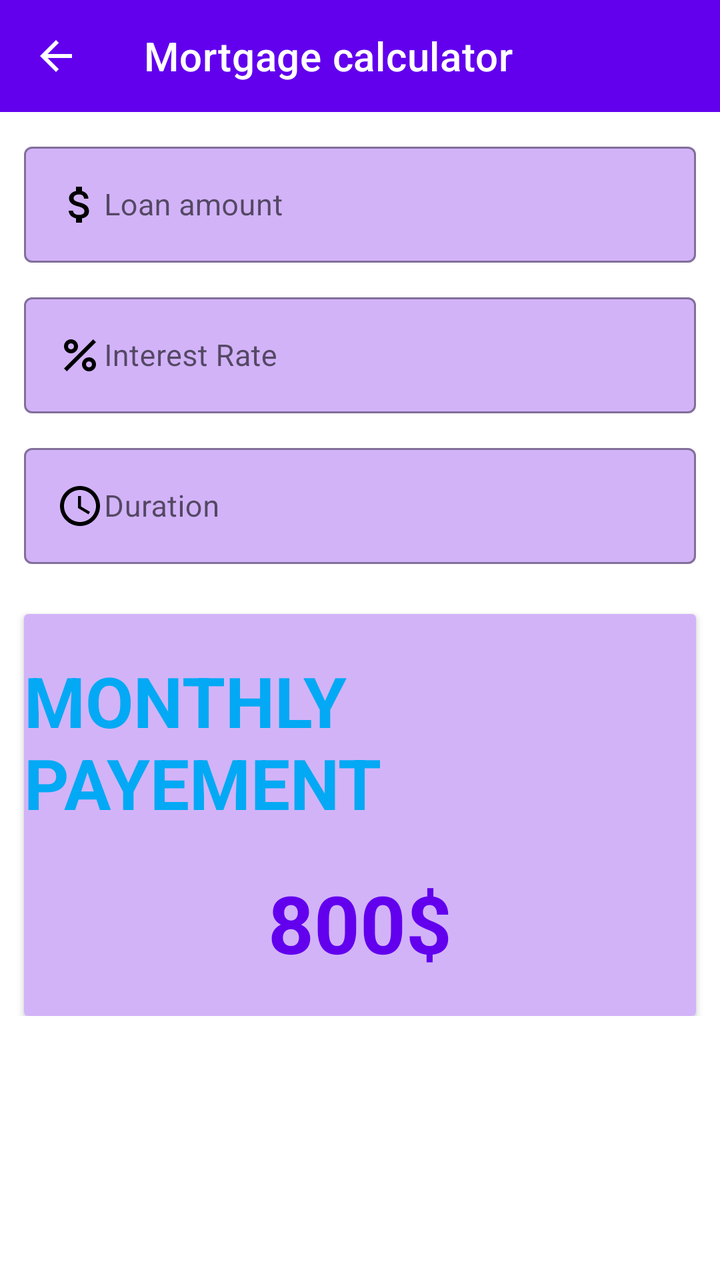
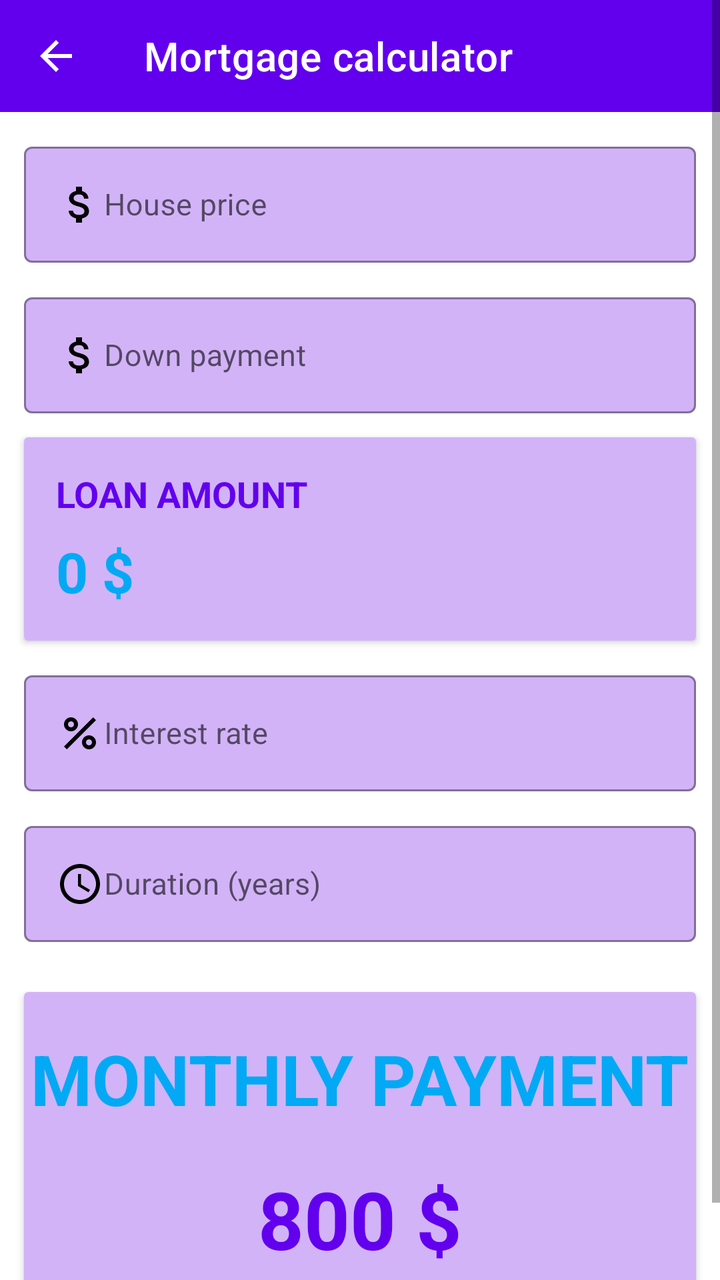

Before-and-after screenshots of an Android layout around one commit, followed by the original layout XML and the change that was made.
<!-- AndroidManifest.xml: application theme Theme.RealEstateManager -->
<!-- res/layout/activity_mortgage_calculator.xml -->
<?xml version="1.0" encoding="utf-8"?>
<ScrollView
    xmlns:android="http://schemas.android.com/apk/res/android"
    xmlns:app="http://schemas.android.com/apk/res-auto"
    xmlns:tools="http://schemas.android.com/tools"
    android:layout_width="match_parent"
    android:layout_height="match_parent"
    tools:context=".ui.mortgagecalcultator.MortgageCalculatorActivity">

    <androidx.constraintlayout.widget.ConstraintLayout
        android:layout_width="match_parent"
        android:layout_height="match_parent">




        <LinearLayout
            android:layout_width="match_parent"
            android:layout_height="match_parent"
            android:orientation="vertical">

            <androidx.appcompat.widget.Toolbar
                android:id="@+id/toolbar"
                android:layout_width="match_parent"
                android:layout_height="?attr/actionBarSize"
                android:background="?attr/colorPrimary"
                android:clickable="true"
                android:focusable="true"
                app:layout_constraintEnd_toEndOf="parent"
                app:layout_constraintStart_toStartOf="parent"
                app:layout_constraintTop_toTopOf="parent"
                app:navigationIcon="@drawable/back_arrow"
                app:title="Mortgage calculator"
                app:titleTextColor="@color/white" />


            <com.google.android.material.textfield.TextInputLayout
                android:id="@+id/loan_amount"
                style="@style/Widget.MaterialComponents.TextInputLayout.OutlinedBox"
                android:layout_width="match_parent"
                android:layout_height="wrap_content"
                android:layout_marginHorizontal="12dp"
                android:layout_marginTop="12dp"
                app:boxBackgroundColor="#D2B3F8"
                app:endIconMode="clear_text"
                app:endIconTint="#673AB7">

                <com.google.android.material.textfield.TextInputEditText
                    android:id="@+id/total_amount"
                    android:layout_width="match_parent"
                    android:layout_height="wrap_content"
                    android:layout_gravity="center"
                    android:drawableStart="@drawable/ic_baseline_attach_money_24"
                    android:hint="Loan amount"
                    android:inputType="number"
                    android:textSize="15sp" />

            </com.google.android.material.textfield.TextInputLayout>


            <com.google.android.material.textfield.TextInputLayout
                android:id="@+id/n_rate"
                style="@style/Widget.MaterialComponents.TextInputLayout.OutlinedBox"
                android:layout_width="match_parent"
                android:layout_height="wrap_content"
                android:layout_marginHorizontal="12dp"
                android:layout_marginTop="12dp"
                app:boxBackgroundColor="#D2B3F8"
                app:endIconMode="clear_text"
                app:endIconTint="#673AB7">

                <com.google.android.material.textfield.TextInputEditText
                    android:id="@+id/rate"
                    android:layout_width="match_parent"
                    android:layout_height="wrap_content"
                    android:layout_gravity="center"
                    android:drawableStart="@drawable/baseline_percent_24"
                    android:hint="Interest Rate"
                    android:inputType="numberDecimal"
                    android:textSize="15sp" />

            </com.google.android.material.textfield.TextInputLayout>

            <com.google.android.material.textfield.TextInputLayout
                android:id="@+id/n_duration"
                style="@style/Widget.MaterialComponents.TextInputLayout.OutlinedBox"
                android:layout_width="match_parent"
                android:layout_height="wrap_content"
                android:layout_marginHorizontal="12dp"
                android:layout_marginTop="12dp"
                app:boxBackgroundColor="#D2B3F8"
                app:endIconMode="clear_text"
                app:endIconTint="#673AB7">

                <com.google.android.material.textfield.TextInputEditText
                    android:id="@+id/duration"
                    android:layout_width="match_parent"
                    android:layout_height="wrap_content"
                    android:layout_gravity="center"
                    android:drawableStart="@drawable/baseline_access_time_24"
                    android:hint="Duration"
                    android:inputType="number"
                    android:textSize="15sp" />

            </com.google.android.material.textfield.TextInputLayout>



























































































































































            
            
            
            
            
            
            
            
            
            
            
            
            
            
            
            
            
            


            <androidx.cardview.widget.CardView
                android:layout_width="match_parent"
                android:layout_height="wrap_content"
                android:layout_marginHorizontal="12dp"
                android:layout_marginTop="25dp"
                android:backgroundTint="#D2B3F8"
                android:elevation="10dp">

                <LinearLayout
                    android:layout_width="match_parent"
                    android:layout_height="match_parent"
                    android:orientation="vertical">

                    <TextView
                        android:layout_width="wrap_content"
                        android:layout_height="wrap_content"
                        android:layout_gravity="center"
                        android:layout_marginTop="20dp"
                        android:text="MONTHLY PAYEMENT"
                        android:textColor="#03A9F4"
                        android:textSize="35sp"
                        android:textStyle="bold" />

                    <TextView
                        android:id="@+id/mensualité_payement"
                        android:layout_width="wrap_content"
                        android:layout_height="wrap_content"
                        android:layout_gravity="center"
                        android:layout_marginTop="20dp"
                        android:layout_marginBottom="20dp"
                        android:gravity="center"
                        android:text="800$"
                        android:textColor="@color/purple_500"
                        android:textSize="40sp"
                        android:textStyle="bold"
                        app:layout_constraintEnd_toEndOf="parent"
                        app:layout_constraintStart_toStartOf="parent"
                        app:layout_constraintTop_toBottomOf="@id/duration" />


                </LinearLayout>


            </androidx.cardview.widget.CardView>


            
            
            
            
            
            
            
            
            
            


        </LinearLayout>


    </androidx.constraintlayout.widget.ConstraintLayout>
</ScrollView>
<!-- resources referenced by this layout -->
<resources>
  <color name="purple_500">#FF6200EE</color>
  <color name="white">#FFFFFFFF</color>
  <!-- drawable back_arrow (drawable) -->
  <vector android:autoMirrored="true" android:height="24dp"
      android:tint="#FFFFFF" android:viewportHeight="24"
      android:viewportWidth="24" android:width="24dp" xmlns:android="http://schemas.android.com/apk/res/android">
      <path android:fillColor="@android:color/white" android:pathData="M20,11H7.83l5.59,-5.59L12,4l-8,8 8,8 1.41,-1.41L7.83,13H20v-2z"/>
  </vector>
  <!-- drawable baseline_access_time_24 (drawable) -->
  <vector android:height="24dp" android:tint="#000000"
      android:viewportHeight="24" android:viewportWidth="24"
      android:width="24dp" xmlns:android="http://schemas.android.com/apk/res/android">
      <path android:fillColor="@android:color/white" android:pathData="M11.99,2C6.47,2 2,6.48 2,12s4.47,10 9.99,10C17.52,22 22,17.52 22,12S17.52,2 11.99,2zM12,20c-4.42,0 -8,-3.58 -8,-8s3.58,-8 8,-8 8,3.58 8,8 -3.58,8 -8,8z"/>
      <path android:fillColor="@android:color/white" android:pathData="M12.5,7H11v6l5.25,3.15 0.75,-1.23 -4.5,-2.67z"/>
  </vector>
  <!-- drawable baseline_percent_24 (drawable) -->
  <vector android:height="24dp" android:tint="#000000"
      android:viewportHeight="24" android:viewportWidth="24"
      android:width="24dp" xmlns:android="http://schemas.android.com/apk/res/android">
      <path android:fillColor="@android:color/white" android:pathData="M7.5,11C9.43,11 11,9.43 11,7.5S9.43,4 7.5,4S4,5.57 4,7.5S5.57,11 7.5,11zM7.5,6C8.33,6 9,6.67 9,7.5S8.33,9 7.5,9S6,8.33 6,7.5S6.67,6 7.5,6z"/>
      <path android:fillColor="@android:color/white" android:pathData="M4.0025,18.5831l14.5875,-14.5875l1.4142,1.4142l-14.5875,14.5875z"/>
      <path android:fillColor="@android:color/white" android:pathData="M16.5,13c-1.93,0 -3.5,1.57 -3.5,3.5s1.57,3.5 3.5,3.5s3.5,-1.57 3.5,-3.5S18.43,13 16.5,13zM16.5,18c-0.83,0 -1.5,-0.67 -1.5,-1.5s0.67,-1.5 1.5,-1.5s1.5,0.67 1.5,1.5S17.33,18 16.5,18z"/>
  </vector>
  <!-- drawable ic_baseline_attach_money_24 (drawable) -->
  <vector android:height="24dp" android:tint="#020202"
      android:viewportHeight="24" android:viewportWidth="24"
      android:width="24dp" xmlns:android="http://schemas.android.com/apk/res/android">
      <path android:fillColor="@android:color/white" android:pathData="M11.8,10.9c-2.27,-0.59 -3,-1.2 -3,-2.15 0,-1.09 1.01,-1.85 2.7,-1.85 1.78,0 2.44,0.85 2.5,2.1h2.21c-0.07,-1.72 -1.12,-3.3 -3.21,-3.81V3h-3v2.16c-1.94,0.42 -3.5,1.68 -3.5,3.61 0,2.31 1.91,3.46 4.7,4.13 2.5,0.6 3,1.48 3,2.41 0,0.69 -0.49,1.79 -2.7,1.79 -2.06,0 -2.87,-0.92 -2.98,-2.1h-2.2c0.12,2.19 1.76,3.42 3.68,3.83V21h3v-2.15c1.95,-0.37 3.5,-1.5 3.5,-3.55 0,-2.84 -2.43,-3.81 -4.7,-4.4z"/>
  </vector>
  <style name="Theme.RealEstateManager" parent="Theme.MaterialComponents.DayNight.NoActionBar">
          
          <item name="colorPrimary">@color/purple_500</item>
          <item name="colorPrimaryVariant">@color/purple_700</item>
          <item name="colorOnPrimary">@color/white</item>
          
          <item name="colorSecondary">@color/teal_200</item>
          <item name="colorSecondaryVariant">@color/teal_700</item>
          <item name="colorOnSecondary">@color/black</item>
          
          <item name="android:statusBarColor" tools:targetApi="l">?attr/colorPrimaryVariant</item>
          
      </style>
  <color name="purple_700">#FF3700B3</color>
  <color name="teal_200">#FF03DAC5</color>
  <color name="teal_700">#FF018786</color>
  <color name="black">#FF000000</color>
</resources>

<!-- the commit's change to res/layout/activity_mortgage_calculator.xml (unified diff, before → after) -->
@@ -7,337 +7,204 @@
     android:layout_height="match_parent"
     tools:context=".ui.mortgagecalcultator.MortgageCalculatorActivity">
 
-    <androidx.constraintlayout.widget.ConstraintLayout
+    <LinearLayout
         android:layout_width="match_parent"
-        android:layout_height="match_parent">
-
-
-
-
-        <LinearLayout
-            android:layout_width="match_parent"
-            android:layout_height="match_parent"
-            android:orientation="vertical">
-
-            <androidx.appcompat.widget.Toolbar
-                android:id="@+id/toolbar"
-                android:layout_width="match_parent"
-                android:layout_height="?attr/actionBarSize"
-                android:background="?attr/colorPrimary"
-                android:clickable="true"
-                android:focusable="true"
-                app:layout_constraintEnd_toEndOf="parent"
-                app:layout_constraintStart_toStartOf="parent"
-                app:layout_constraintTop_toTopOf="parent"
-                app:navigationIcon="@drawable/back_arrow"
-                app:title="Mortgage calculator"
-                app:titleTextColor="@color/white" />
-
-
-            <com.google.android.material.textfield.TextInputLayout
-                android:id="@+id/loan_amount"
-                style="@style/Widget.MaterialComponents.TextInputLayout.OutlinedBox"
-                android:layout_width="match_parent"
-                android:layout_height="wrap_content"
-                android:layout_marginHorizontal="12dp"
-                android:layout_marginTop="12dp"
-                app:boxBackgroundColor="#D2B3F8"
-                app:endIconMode="clear_text"
-                app:endIconTint="#673AB7">
-
-                <com.google.android.material.textfield.TextInputEditText
-                    android:id="@+id/total_amount"
-                    android:layout_width="match_parent"
+        android:layout_height="wrap_content"
+        android:orientation="vertical">
+
+        <androidx.appcompat.widget.Toolbar
+            android:id="@+id/toolbar"
+            android:layout_width="match_parent"
+            android:layout_height="?attr/actionBarSize"
+            android:background="?attr/colorPrimary"
+            android:clickable="true"
+            android:focusable="true"
+            app:navigationIcon="@drawable/back_arrow"
+            app:title="Mortgage calculator"
+            app:titleTextColor="@color/white" />
+
+
+        
+
+        <com.google.android.material.textfield.TextInputLayout
+            android:id="@+id/house_price_layout"
+            style="@style/Widget.MaterialComponents.TextInputLayout.OutlinedBox"
+            android:layout_width="match_parent"
+            android:layout_height="wrap_content"
+            android:layout_marginHorizontal="12dp"
+            android:layout_marginTop="12dp"
+            app:boxBackgroundColor="#D2B3F8"
+            app:endIconMode="clear_text"
+            app:endIconTint="#673AB7">
+
+            <com.google.android.material.textfield.TextInputEditText
+                android:id="@+id/house_price"
+                android:layout_width="match_parent"
+                android:layout_height="wrap_content"
+                android:drawableStart="@drawable/ic_baseline_attach_money_24"
+                android:hint="House price"
+                android:inputType="numberDecimal"
+                android:textSize="15sp" />
+
+        </com.google.android.material.textfield.TextInputLayout>
+
+
+        
+
+        <com.google.android.material.textfield.TextInputLayout
+            android:id="@+id/down_payment_layout"
+            style="@style/Widget.MaterialComponents.TextInputLayout.OutlinedBox"
+            android:layout_width="match_parent"
+            android:layout_height="wrap_content"
+            android:layout_marginHorizontal="12dp"
+            android:layout_marginTop="12dp"
+            app:boxBackgroundColor="#D2B3F8"
+            app:endIconMode="clear_text"
+            app:endIconTint="#673AB7">
+
+            <com.google.android.material.textfield.TextInputEditText
+                android:id="@+id/down_payment"
+                android:layout_width="match_parent"
+                android:layout_height="wrap_content"
+                android:drawableStart="@drawable/ic_baseline_attach_money_24"
+                android:hint="Down payment"
+                android:inputType="numberDecimal"
+                android:textSize="15sp" />
+
+        </com.google.android.material.textfield.TextInputLayout>
+
+
+        
+
+        <androidx.cardview.widget.CardView
+            android:layout_width="match_parent"
+            android:layout_height="wrap_content"
+            android:layout_marginHorizontal="12dp"
+            android:layout_marginTop="12dp"
+            android:backgroundTint="#D2B3F8"
+            android:elevation="6dp">
+
+            <LinearLayout
+                android:layout_width="match_parent"
+                android:layout_height="wrap_content"
+                android:orientation="vertical"
+                android:padding="16dp">
+
+                <TextView
+                    android:layout_width="wrap_content"
+                    android:layout_height="wrap_content"
+                    android:text="LOAN AMOUNT"
+                    android:textColor="@color/purple_500"
+                    android:textSize="18sp"
+                    android:textStyle="bold" />
+
+                <TextView
+                    android:id="@+id/loan_amount"
+                    android:layout_width="wrap_content"
+                    android:layout_height="wrap_content"
+                    android:layout_marginTop="8dp"
+                    android:text="0 $"
+                    android:textColor="#03A9F4"
+                    android:textSize="28sp"
+                    android:textStyle="bold" />
+
+            </LinearLayout>
+
+        </androidx.cardview.widget.CardView>
+
+
+        
+
+        <com.google.android.material.textfield.TextInputLayout
+            android:id="@+id/n_rate"
+            style="@style/Widget.MaterialComponents.TextInputLayout.OutlinedBox"
+            android:layout_width="match_parent"
+            android:layout_height="wrap_content"
+            android:layout_marginHorizontal="12dp"
+            android:layout_marginTop="12dp"
+            app:boxBackgroundColor="#D2B3F8"
+            app:endIconMode="clear_text"
+            app:endIconTint="#673AB7">
+
+            <com.google.android.material.textfield.TextInputEditText
+                android:id="@+id/rate"
+                android:layout_width="match_parent"
+                android:layout_height="wrap_content"
+                android:drawableStart="@drawable/baseline_percent_24"
+                android:hint="Interest rate"
+                android:inputType="numberDecimal"
+                android:textSize="15sp" />
+
+        </com.google.android.material.textfield.TextInputLayout>
+
+
+        
+
+        <com.google.android.material.textfield.TextInputLayout
+            android:id="@+id/n_duration"
+            style="@style/Widget.MaterialComponents.TextInputLayout.OutlinedBox"
+            android:layout_width="match_parent"
+            android:layout_height="wrap_content"
+            android:layout_marginHorizontal="12dp"
+            android:layout_marginTop="12dp"
+            app:boxBackgroundColor="#D2B3F8"
+            app:endIconMode="clear_text"
+            app:endIconTint="#673AB7">
+
+            <com.google.android.material.textfield.TextInputEditText
+                android:id="@+id/duration"
+                android:layout_width="match_parent"
+                android:layout_height="wrap_content"
+                android:drawableStart="@drawable/baseline_access_time_24"
+                android:hint="Duration (years)"
+                android:inputType="number"
+                android:textSize="15sp" />
+
+        </com.google.android.material.textfield.TextInputLayout>
+
+
+        
+
+        <androidx.cardview.widget.CardView
+            android:layout_width="match_parent"
+            android:layout_height="wrap_content"
+            android:layout_marginHorizontal="12dp"
+            android:layout_marginTop="25dp"
+            android:layout_marginBottom="25dp"
+            android:backgroundTint="#D2B3F8"
+            android:elevation="10dp">
+
+            <LinearLayout
+                android:layout_width="match_parent"
+                android:layout_height="match_parent"
+                android:orientation="vertical">
+
+                <TextView
+                    android:layout_width="wrap_content"
                     android:layout_height="wrap_content"
                     android:layout_gravity="center"
-                    android:drawableStart="@drawable/ic_baseline_attach_money_24"
-                    android:hint="Loan amount"
-                    android:inputType="number"
-                    android:textSize="15sp" />
-
-            </com.google.android.material.textfield.TextInputLayout>
-
-
-            <com.google.android.material.textfield.TextInputLayout
-                android:id="@+id/n_rate"
-                style="@style/Widget.MaterialComponents.TextInputLayout.OutlinedBox"
-                android:layout_width="match_parent"
-                android:layout_height="wrap_content"
-                android:layout_marginHorizontal="12dp"
-                android:layout_marginTop="12dp"
-                app:boxBackgroundColor="#D2B3F8"
-                app:endIconMode="clear_text"
-                app:endIconTint="#673AB7">
-
-                <com.google.android.material.textfield.TextInputEditText
-                    android:id="@+id/rate"
-                    android:layout_width="match_parent"
+                    android:layout_marginTop="20dp"
+                    android:text="MONTHLY PAYMENT"
+                    android:textColor="#03A9F4"
+                    android:textSize="35sp"
+                    android:textStyle="bold" />
+
+                <TextView
+                    android:id="@+id/monthly_payment"
+                    android:layout_width="wrap_content"
                     android:layout_height="wrap_content"
                     android:layout_gravity="center"
-                    android:drawableStart="@drawable/baseline_percent_24"
-                    android:hint="Interest Rate"
-                    android:inputType="numberDecimal"
-                    android:textSize="15sp" />
-
-            </com.google.android.material.textfield.TextInputLayout>
-
-            <com.google.android.material.textfield.TextInputLayout
-                android:id="@+id/n_duration"
-                style="@style/Widget.MaterialComponents.TextInputLayout.OutlinedBox"
-                android:layout_width="match_parent"
-                android:layout_height="wrap_content"
-                android:layout_marginHorizontal="12dp"
-                android:layout_marginTop="12dp"
-                app:boxBackgroundColor="#D2B3F8"
-                app:endIconMode="clear_text"
-                app:endIconTint="#673AB7">
-
-                <com.google.android.material.textfield.TextInputEditText
-                    android:id="@+id/duration"
-                    android:layout_width="match_parent"
-                    android:layout_height="wrap_content"
-                    android:layout_gravity="center"
-                    android:drawableStart="@drawable/baseline_access_time_24"
-                    android:hint="Duration"
-                    android:inputType="number"
-                    android:textSize="15sp" />
-
-            </com.google.android.material.textfield.TextInputLayout>
-
-
-
-
-
-
-
-
-
-
-
-
-
-
-
-
-
-
-
-
-
-
-
-
-
-
-
-
-
-
-
-
-
-
-
-
-
-
-
-
-
-
-
-
-
-
-
-
-
-
-
-
-
-
-
-
-
-
-
-
-
-
-
-
-
-
-
-
-
-
-
-
-
-
-
-
-
-
-
-
-
-
-
-
-
-
-
-
-
-
-
-
-
-
-
-
-
-
-
-
-
-
-
-
-
-
-
-
-
-
-
-
-
-
-
-
-
-
-
-
-
-
-
-
-
-
-
-
-
-
-
-
-
-
-
-
-
-
-
-
-
-
-
-
-
-
-
-
-
-
-
-
-
-
-
-            
-            
-            
-            
-            
-            
-            
-            
-            
-            
-            
-            
-            
-            
-            
-            
-            
-            
-
-
-            <androidx.cardview.widget.CardView
-                android:layout_width="match_parent"
-                android:layout_height="wrap_content"
-                android:layout_marginHorizontal="12dp"
-                android:layout_marginTop="25dp"
-                android:backgroundTint="#D2B3F8"
-                android:elevation="10dp">
-
-                <LinearLayout
-                    android:layout_width="match_parent"
-                    android:layout_height="match_parent"
-                    android:orientation="vertical">
-
-                    <TextView
-                        android:layout_width="wrap_content"
-                        android:layout_height="wrap_content"
-                        android:layout_gravity="center"
-                        android:layout_marginTop="20dp"
-                        android:text="MONTHLY PAYEMENT"
-                        android:textColor="#03A9F4"
-                        android:textSize="35sp"
-                        android:textStyle="bold" />
-
-                    <TextView
-                        android:id="@+id/mensualité_payement"
-                        android:layout_width="wrap_content"
-                        android:layout_height="wrap_content"
-                        android:layout_gravity="center"
-                        android:layout_marginTop="20dp"
-                        android:layout_marginBottom="20dp"
-                        android:gravity="center"
-                        android:text="800$"
-                        android:textColor="@color/purple_500"
-                        android:textSize="40sp"
-                        android:textStyle="bold"
-                        app:layout_constraintEnd_toEndOf="parent"
-                        app:layout_constraintStart_toStartOf="parent"
-                        app:layout_constraintTop_toBottomOf="@id/duration" />
-
-
-                </LinearLayout>
-
-
-            </androidx.cardview.widget.CardView>
-
-
-            
-            
-            
-            
-            
-            
-            
-            
-            
-            
-
-
-        </LinearLayout>
-
-
-    </androidx.constraintlayout.widget.ConstraintLayout>
+                    android:layout_marginTop="20dp"
+                    android:layout_marginBottom="20dp"
+                    android:text="800 $"
+                    android:textColor="@color/purple_500"
+                    android:textSize="40sp"
+                    android:textStyle="bold" />
+
+            </LinearLayout>
+
+        </androidx.cardview.widget.CardView>
+
+    </LinearLayout>
+
 </ScrollView>
